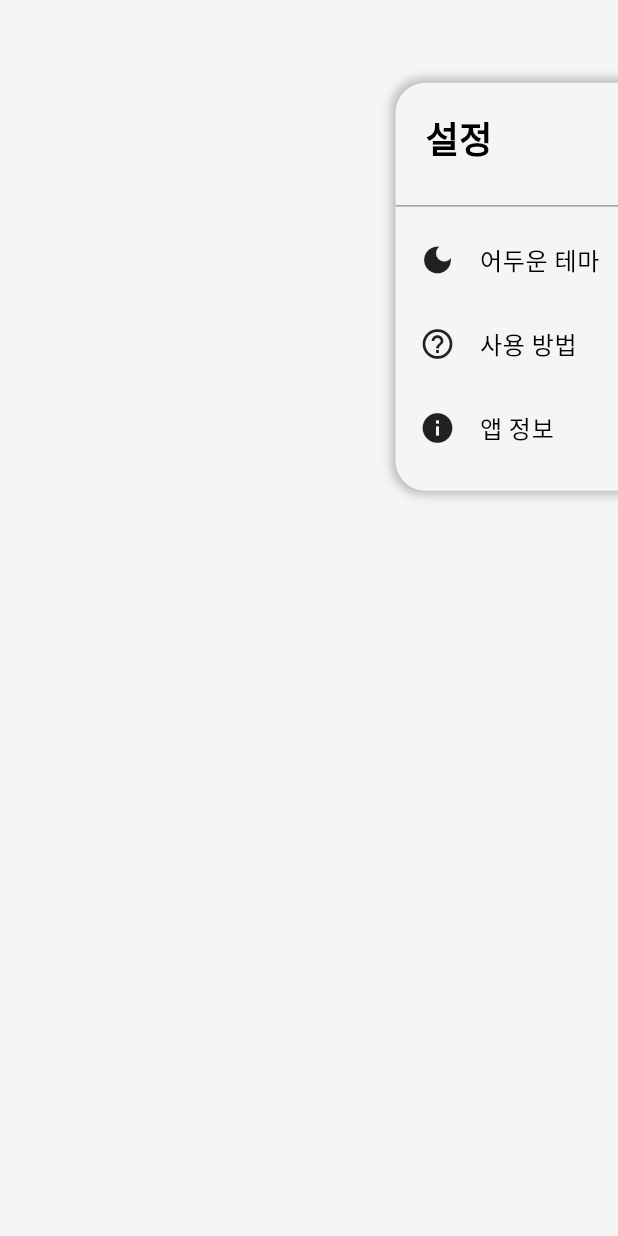
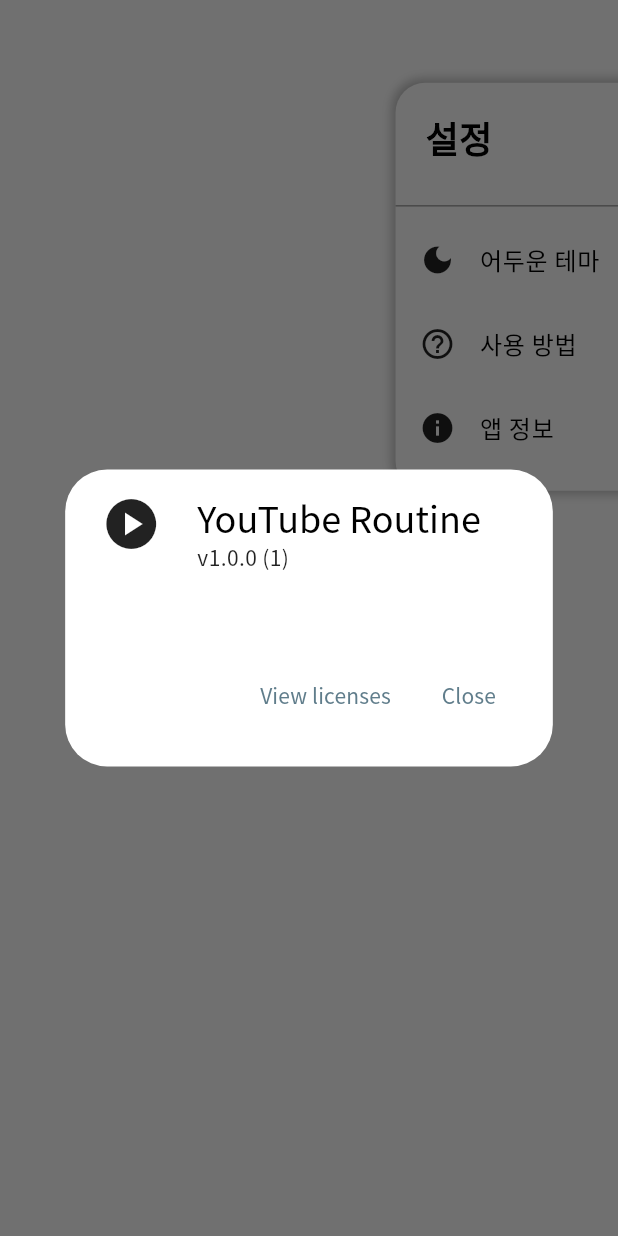
Before and after one commit to lbk00/youtube_routine_front, a Flutter app: the SideMenu widget shown alone on an empty page, opened directly, after a tap on "앱 정보", on a phone screen of 412 x 824 dp. Run offline on Flutter 3.47's test engine with Material 3 defaults, Android fonts, the phone set to English and light mode, and no system bars; our stand-ins replace firebase_core, firebase_messaging, flutter_dotenv, flutter_local_notifications, google_fonts, package_info_plus and 1 more; accounts and stored records are empty; network calls fail; statements that could not run were skipped.

Commit message:
앱 정보 -> package_info_plus로 버전 가져오는 기능 추가

```diff
--- a/lib/screens/side_menu.dart
+++ b/lib/screens/side_menu.dart
@@ -3,6 +3,7 @@ import 'package:flutter/material.dart';
 import 'package:provider/provider.dart';
 import 'package:youtube_routine_front/main.dart';
 import 'package:shared_preferences/shared_preferences.dart';
+import 'package:package_info_plus/package_info_plus.dart';
 
 class SideMenu extends StatefulWidget {
   @override
@@ -41,20 +42,20 @@ class _SideMenuState extends State<SideMenu> with SingleTickerProviderStateMixin
   void _showUsageDialog() {
     showDialog(
       context: context,
-      barrierDismissible: true, // ✅ 팝업 바깥 클릭 시 닫기
+      barrierDismissible: true, // 팝업 바깥 클릭 시 닫기
       builder: (BuildContext context) {
         final bool isDarkMode = Theme.of(context).brightness == Brightness.dark;
-        final Color stepColor = isDarkMode ? Colors.blueGrey[400]! : Colors.blueGrey!; // ✅ 다크/라이트 모드 색상 변경
+        final Color stepColor = isDarkMode ? Colors.blueGrey[400]! : Colors.blueGrey!; // 다크/라이트 모드 색상 변경
         final Color textColor = Theme.of(context).textTheme.bodyLarge?.color ?? Colors.black;
 
         return AlertDialog(
           shape: RoundedRectangleBorder(
-            borderRadius: BorderRadius.circular(20), // ✅ 팝업 모서리 둥글게
+            borderRadius: BorderRadius.circular(20), // 팝업 모서리 둥글게
           ),
-          backgroundColor: Theme.of(context).dialogBackgroundColor, // ✅ 다크모드 대응
+          backgroundColor: Theme.of(context).dialogBackgroundColor, // 다크모드 대응
           title: Row(
             children: [
-              Icon(Icons.info_outline, color: stepColor), // ✅ 아이콘 색상 변경
+              Icon(Icons.info_outline, color: stepColor), // 아이콘 색상 변경
               SizedBox(width: 8),
               Expanded(
                 child: Text(
@@ -62,7 +63,7 @@ class _SideMenuState extends State<SideMenu> with SingleTickerProviderStateMixin
                   style: TextStyle(
                     fontSize: 18,
                     fontWeight: FontWeight.bold,
-                    color: textColor, // ✅ 다크모드 대응
+                    color: textColor, // 다크모드 대응
                   ),
                 ),
               ),
@@ -87,11 +88,11 @@ class _SideMenuState extends State<SideMenu> with SingleTickerProviderStateMixin
                 style: TextStyle(
                   fontSize: 16,
                   fontWeight: FontWeight.bold,
-                  color: stepColor, // ✅ 버튼 색상 통일
+                  color: stepColor, // 버튼 색상 통일
                 ),
               ),
               onPressed: () {
-                Navigator.of(context).pop(); // ✅ 팝업 닫기
+                Navigator.of(context).pop(); // 팝업 닫기
               },
             ),
           ],
@@ -100,14 +101,14 @@ class _SideMenuState extends State<SideMenu> with SingleTickerProviderStateMixin
     );
   }
 
-  /// ✅ 설명 스타일이 자연스럽게 연결되도록 변경
+  // 설명 스타일이 자연스럽게 연결되도록 변경
   Widget _buildUsageStep(String number, String text, Color numberColor) {
     return Padding(
       padding: const EdgeInsets.symmetric(vertical: 8),
       child: Row(
         crossAxisAlignment: CrossAxisAlignment.start,
         children: [
-          // ✅ 숫자를 강조하는 스타일
+          // 숫자를 강조하는 스타일
           Text(
             number,
             style: TextStyle(fontSize: 22, fontWeight: FontWeight.bold, color: numberColor),
@@ -189,7 +190,6 @@ class _SideMenuState extends State<SideMenu> with SingleTickerProviderStateMixin
                       style: TextStyle(color: Theme.of(context).textTheme.bodyLarge?.color),
                     ),
                       onTap: () {
-                        // print("🌙 다크 모드 변경됨!");
                         themeNotifier.toggleTheme();
                         _closeMenu();
                       }
@@ -201,16 +201,24 @@ class _SideMenuState extends State<SideMenu> with SingleTickerProviderStateMixin
                       style: TextStyle(color: Theme.of(context).textTheme.bodyLarge?.color),
                     ),
                     onTap: () {
-                      _showUsageDialog(); // ✅ 사이드 메뉴 닫지 않고 팝업만 띄움
+                      _showUsageDialog(); // 사이드 메뉴 닫지 않고 팝업만 띄움
                     },
                   ),
 
                   ListTile(
                     leading: Icon(Icons.info, color: Theme.of(context).iconTheme.color),
                     title: Text('앱 정보', style: TextStyle(color: Theme.of(context).textTheme.bodyLarge?.color)),
-                      // onTap: _closeMenu,
-                      onTap: () => getFCMToken(), // 임시 fcm 토큰 호출
+                    onTap: () async {
+                      final version = await getAppVersion();
+                      showAboutDialog(
+                        context: context,
+                        applicationName: 'YouTube Routine',
+                        applicationVersion: version,
+                        applicationIcon: Icon(Icons.play_circle, size: 40),
+                      );
+                    },
                   ),
+
                 ],
               ),
             ),
@@ -220,21 +228,7 @@ class _SideMenuState extends State<SideMenu> with SingleTickerProviderStateMixin
     );
   }
 }
-// 임시 함수
-Future<void> getFCMToken() async {
-  // ✅ Firebase에서 새로운 FCM 토큰 가져오기
-  String? token = await FirebaseMessaging.instance.getToken();
-  print("🔥 Firebase에서 가져온 FCM Token: $token");
-
-  // ✅ SharedPreferences에서 저장된 FCM 토큰 가져오기
-  SharedPreferences prefs = await SharedPreferences.getInstance();
-  String? savedToken = prefs.getString('fcmToken');
-
-  // ✅ 저장된 FCM 토큰과 새로 가져온 FCM 토큰 비교
-  if (savedToken == null) {
-    print("❌ SharedPreferences에 저장된 FCM Token 없음");
-  } else {
-    print("📌 SharedPreferences에 저장된 FCM Token: $savedToken");
-  }
-
+Future<String> getAppVersion() async {
+  final info = await PackageInfo.fromPlatform();
+  return 'v${info.version} (${info.buildNumber})';
 }
```
